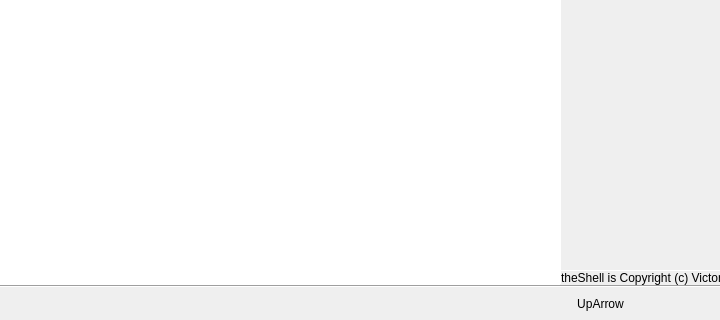
vicr123/theshell, file shell/infopanedropdown.ui: the form before one commit; both pictures show x 0 to 720 and y 515 to 835 of the 1201 by 835 pixel window.
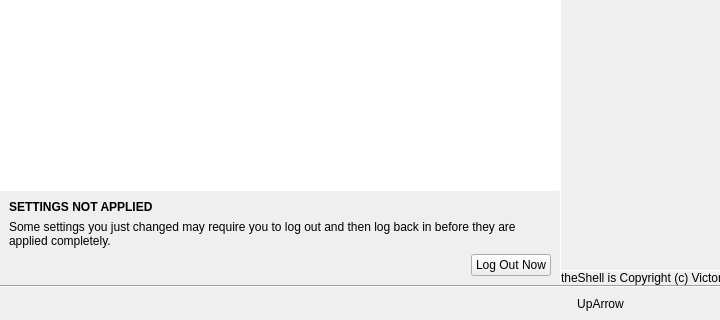
The form after the commit. Icons and pictures are not drawn. Custom widgets are drawn as their Qt base class.

Diff of the .ui file:
```diff
--- a/shell/infopanedropdown.ui
+++ b/shell/infopanedropdown.ui
@@ -514,6 +514,109 @@
                    </item>
                   </widget>
                  </item>
+                 <item>
+                  <widget class="QWidget" name="restartRequiredWidget" native="true">
+                   <layout class="QVBoxLayout" name="verticalLayout">
+                    <property name="spacing">
+                     <number>0</number>
+                    </property>
+                    <property name="leftMargin">
+                     <number>0</number>
+                    </property>
+                    <property name="topMargin">
+                     <number>0</number>
+                    </property>
+                    <property name="rightMargin">
+                     <number>0</number>
+                    </property>
+                    <property name="bottomMargin">
+                     <number>0</number>
+                    </property>
+                    <item>
+                     <widget class="Line" name="line">
+                      <property name="maximumSize">
+                       <size>
+                        <width>16777215</width>
+                        <height>1</height>
+                       </size>
+                      </property>
+                      <property name="orientation">
+                       <enum>Qt::Horizontal</enum>
+                      </property>
+                     </widget>
+                    </item>
+                    <item>
+                     <layout class="QVBoxLayout" name="verticalLayout_2">
+                      <property name="spacing">
+                       <number>6</number>
+                      </property>
+                      <property name="leftMargin">
+                       <number>9</number>
+                      </property>
+                      <property name="topMargin">
+                       <number>9</number>
+                      </property>
+                      <property name="rightMargin">
+                       <number>9</number>
+                      </property>
+                      <property name="bottomMargin">
+                       <number>9</number>
+                      </property>
+                      <item>
+                       <widget class="QLabel" name="label_3">
+                        <property name="font">
+                         <font>
+                          <weight>75</weight>
+                          <bold>true</bold>
+                         </font>
+                        </property>
+                        <property name="text">
+                         <string>SETTINGS NOT APPLIED</string>
+                        </property>
+                       </widget>
+                      </item>
+                      <item>
+                       <widget class="QLabel" name="label_6">
+                        <property name="text">
+                         <string>Some settings you just changed may require you to log out and then log back in before they are applied completely.</string>
+                        </property>
+                        <property name="wordWrap">
+                         <bool>true</bool>
+                        </property>
+                       </widget>
+                      </item>
+                      <item>
+                       <layout class="QHBoxLayout" name="horizontalLayout">
+                        <item>
+                         <spacer name="horizontalSpacer_2">
+                          <property name="orientation">
+                           <enum>Qt::Horizontal</enum>
+                          </property>
+                          <property name="sizeHint" stdset="0">
+                           <size>
+                            <width>40</width>
+                            <height>20</height>
+                           </size>
+                          </property>
+                         </spacer>
+                        </item>
+                        <item>
+                         <widget class="QPushButton" name="logOutButton">
+                          <property name="text">
+                           <string>Log Out Now</string>
+                          </property>
+                          <property name="icon">
+                           <iconset theme="system-log-out"/>
+                          </property>
+                         </widget>
+                        </item>
+                       </layout>
+                      </item>
+                     </layout>
+                    </item>
+                   </layout>
+                  </widget>
+                 </item>
                 </layout>
                </widget>
               </widget>
```
